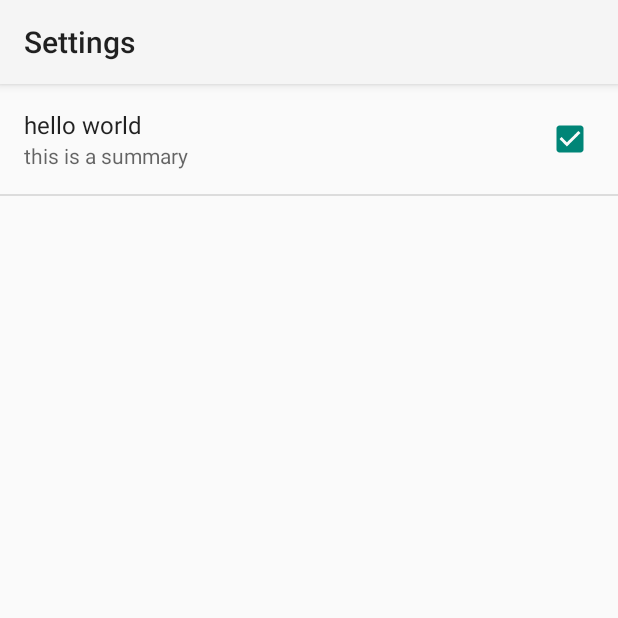
After one commit to Epipong/wildoo, an Android app: the SettingsActivity screen opened directly, with no data from a screen before it, on a phone screen of 412 x 824 dp, the top half of it. The commit adds this screen. Run offline under Robolectric (Android 15) with nearby library versions, the phone set to English and light mode, and no system bars.

Commit message:
Add preferences base

```diff
--- a/app/build.gradle
+++ b/app/build.gradle
@@ -22,5 +22,6 @@ android {
 dependencies {
     compile fileTree(dir: 'libs', include: ['*.jar'])
     wearApp project(':wear')
-    compile 'com.google.android.gms:play-services:+'
+    compile 'com.google.android.gms:play-services:6.5.87'
+    compile 'com.android.support:support-v4:21.0.3'
 }
--- a/app/src/main/AndroidManifest.xml
+++ b/app/src/main/AndroidManifest.xml
@@ -16,6 +16,10 @@
                 <category android:name="android.intent.category.LAUNCHER" />
             </intent-filter>
         </activity>
+        <activity
+            android:name=".SettingsActivity"
+            android:label="@string/title_activity_settings" >
+        </activity>
     </application>
 
 </manifest>
--- a/app/src/main/java/com/davy/adrien/wildoo/MainActivity.java
+++ b/app/src/main/java/com/davy/adrien/wildoo/MainActivity.java
@@ -1,6 +1,7 @@
 package com.davy.adrien.wildoo;
 
 import android.app.Activity;
+import android.content.Intent;
 import android.os.Bundle;
 import android.view.Menu;
 import android.view.MenuItem;
@@ -31,6 +32,9 @@ public class MainActivity extends Activity {
 
         //noinspection SimplifiableIfStatement
         if (id == R.id.action_settings) {
+            Intent intent = new Intent(this, SettingsActivity.class);
+
+            startActivity(intent);
             return true;
         }
 
--- /dev/null
+++ b/app/src/main/java/com/davy/adrien/wildoo/SettingsActivity.java
@@ -0,0 +1,16 @@
+package com.davy.adrien.wildoo;
+
+import android.app.Activity;
+import android.os.Bundle;
+
+
+public class SettingsActivity extends Activity {
+
+    @Override
+    protected void onCreate(Bundle savedInstanceState) {
+        super.onCreate(savedInstanceState);
+        getFragmentManager().beginTransaction()
+                .replace(android.R.id.content, new SettingsFragment())
+                .commit();
+    }
+}
--- /dev/null
+++ b/app/src/main/java/com/davy/adrien/wildoo/SettingsFragment.java
@@ -0,0 +1,13 @@
+package com.davy.adrien.wildoo;
+
+import android.os.Bundle;
+import android.preference.PreferenceFragment;
+
+public class SettingsFragment extends PreferenceFragment {
+    @Override
+    public void onCreate(Bundle savedInstanceState)
+    {
+        super.onCreate(savedInstanceState);
+        addPreferencesFromResource(R.xml.preferences);
+    }
+}
--- /dev/null
+++ b/app/src/main/res/xml/preferences.xml
@@ -0,0 +1,8 @@
+<?xml version="1.0" encoding="utf-8"?>
+<PreferenceScreen xmlns:android="http://schemas.android.com/apk/res/android">
+    <CheckBoxPreference
+        android:key="pref_sync"
+        android:title="hello world"
+        android:summary="this is a summary"
+        android:defaultValue="true" />
+</PreferenceScreen>
```
Also changed, not shown: app/src/main/res/menu/menu_settings.xml (added, +8 -0 lines), app/src/main/res/values/strings_activity_settings.xml (added, +61 -0 lines), app/src/main/res/xml/pref_data_sync.xml (added, +21 -0 lines), app/src/main/res/xml/pref_general.xml (added, +33 -0 lines), app/src/main/res/xml/pref_headers.xml (added, +15 -0 lines), app/src/main/res/xml/pref_notification.xml (added, +27 -0 lines), 3 other files.
